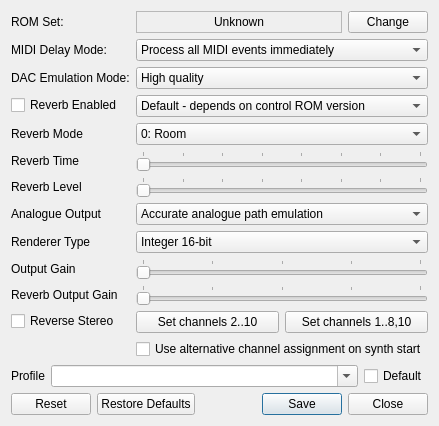
Above: mt32emu_qt/src/SynthPropertiesDialog.ui from munt/munt before the change. Below: the same form after it.
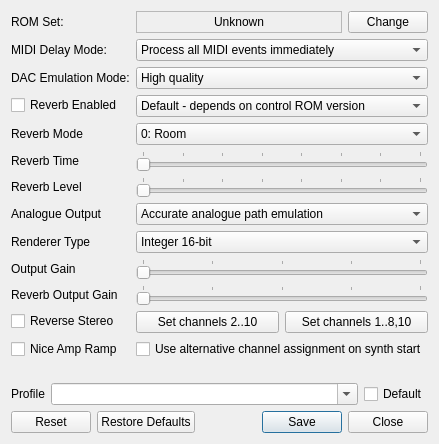
That is the form after the change.

Commit message: Added option "Nice Amp Ramp" in the Synth Properties dialog.

The edit to the form file:
```diff
--- a/mt32emu_qt/src/SynthPropertiesDialog.ui
+++ b/mt32emu_qt/src/SynthPropertiesDialog.ui
@@ -7,19 +7,13 @@
     <x>0</x>
     <y>0</y>
     <width>393</width>
-    <height>305</height>
+    <height>444</height>
    </rect>
   </property>
-  <property name="sizePolicy">
-   <sizepolicy hsizetype="Preferred" vsizetype="Fixed">
-    <horstretch>0</horstretch>
-    <verstretch>0</verstretch>
-   </sizepolicy>
-  </property>
   <property name="maximumSize">
    <size>
     <width>16777215</width>
-    <height>305</height>
+    <height>444</height>
    </size>
   </property>
   <property name="windowTitle">
@@ -31,9 +25,6 @@
   <layout class="QVBoxLayout" name="verticalLayout_2">
    <item>
     <layout class="QFormLayout" name="formLayout">
-     <property name="fieldGrowthPolicy">
-      <enum>QFormLayout::AllNonFixedFieldsGrow</enum>
-     </property>
      <item row="0" column="0">
       <widget class="QLabel" name="label">
        <property name="text">
@@ -392,6 +383,21 @@
        </item>
       </layout>
      </item>
+     <item row="12" column="0">
+      <widget class="QCheckBox" name="niceAmpRampCheckBox">
+       <property name="toolTip">
+        <string>Toggles improved emulation of amplitude ramp in sustain phase.
+
+Quick changes of volume or expression on a MIDI channel
+may result in amp jumps on real hardware.
+Disabling this option (enabled by default) allows
+to trade-off the quality improvement over the emulation accuracy.</string>
+       </property>
+       <property name="text">
+        <string>Nice Amp Ramp</string>
+       </property>
+      </widget>
+     </item>
      <item row="12" column="1">
       <widget class="QCheckBox" name="engageChannel1CheckBox">
        <property name="text">
```
Left out of the diff: 3 changed lines with no effect on the pictures. The commit also changes 9 other files.
